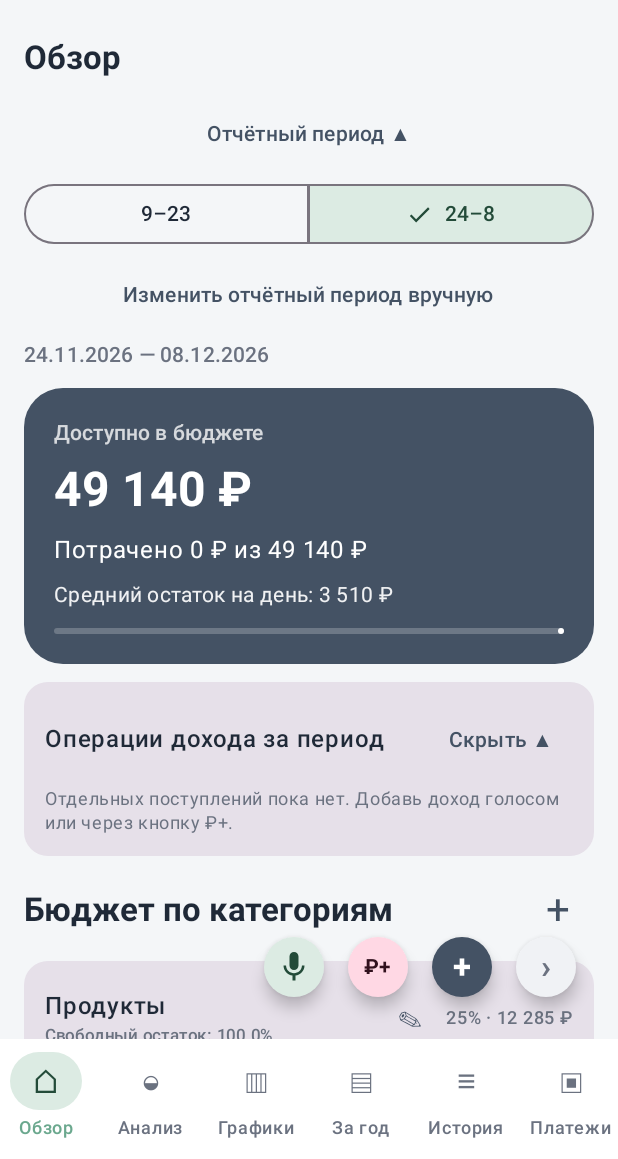
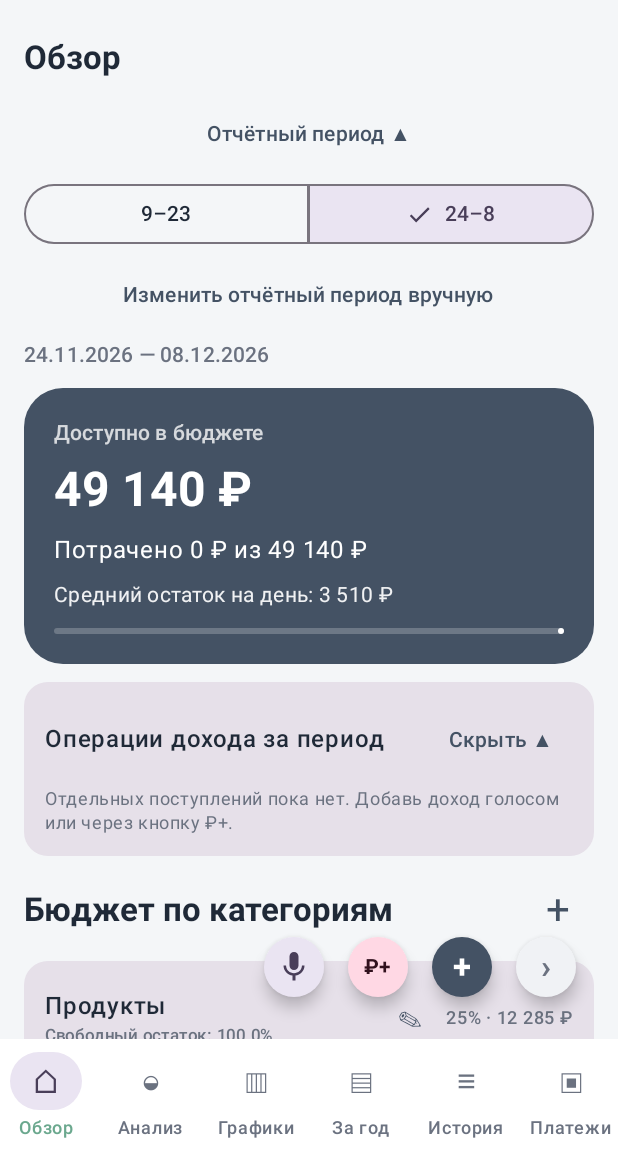
Before and after one commit to ScooblyDoon/ThunBudget-Analytics, an Android app built with Jetpack Compose: the screen it shows after launch (MainActivity), on a phone screen of 412 x 824 dp, the part 77-1236 px from its top. Run offline under Robolectric (Android 15) with nearby library versions, the phone set to English and light mode, and no system bars; pictures from the network do not load; 1 statement that could not run was skipped.

Commit message:
Use soft violet for mic action and selected navigation indicator

```diff
--- a/app/src/main/java/ru/scooblydoon/thunbudget/MainActivity.kt
+++ b/app/src/main/java/ru/scooblydoon/thunbudget/MainActivity.kt
@@ -1107,9 +1107,9 @@ private fun ThunBudgetApp() {
     val appColors = if (darkTheme) {
         darkColorScheme(
             primary = Color(0xFFB59AFF), onPrimary = Color(0xFF171321),
-            primaryContainer = Color(0xFF39334D), onPrimaryContainer = Color(0xFFE9DFFF),
+            primaryContainer = Color(0xFF443B58), onPrimaryContainer = Color(0xFFEDE5FF),
             secondary = Color(0xFF6BA88E), onSecondary = Color(0xFF10251D),
-            secondaryContainer = Color(0xFF263D34), onSecondaryContainer = Color(0xFFC4E4D4),
+            secondaryContainer = Color(0xFF3B344B), onSecondaryContainer = Color(0xFFE6DDF8),
             tertiary = Color(0xFF9AA3B2), background = Color(0xFF090A10),
             surface = Color(0xFF171821), surfaceVariant = Color(0xFF242631),
             onSurface = Color(0xFFF3F2F8), onSurfaceVariant = Color(0xFFB4B7C2),
@@ -1118,9 +1118,9 @@ private fun ThunBudgetApp() {
     } else {
         lightColorScheme(
             primary = Color(0xFF445264), onPrimary = Color.White,
-            primaryContainer = Color(0xFFE1E7ED), onPrimaryContainer = Color(0xFF263342),
+            primaryContainer = Color(0xFFE9E3F2), onPrimaryContainer = Color(0xFF40364F),
             secondary = Color(0xFF6BA88E), onSecondary = Color.White,
-            secondaryContainer = Color(0xFFDCEBE3), onSecondaryContainer = Color(0xFF234B39),
+            secondaryContainer = Color(0xFFEAE4F2), onSecondaryContainer = Color(0xFF493E59),
             tertiary = Color(0xFF6B7280), background = Color(0xFFF4F6F8),
             surface = Color(0xFFFFFFFF), surfaceVariant = Color(0xFFF0F2F5),
             onSurface = Color(0xFF1F2937), onSurfaceVariant = Color(0xFF6B7280),
```
